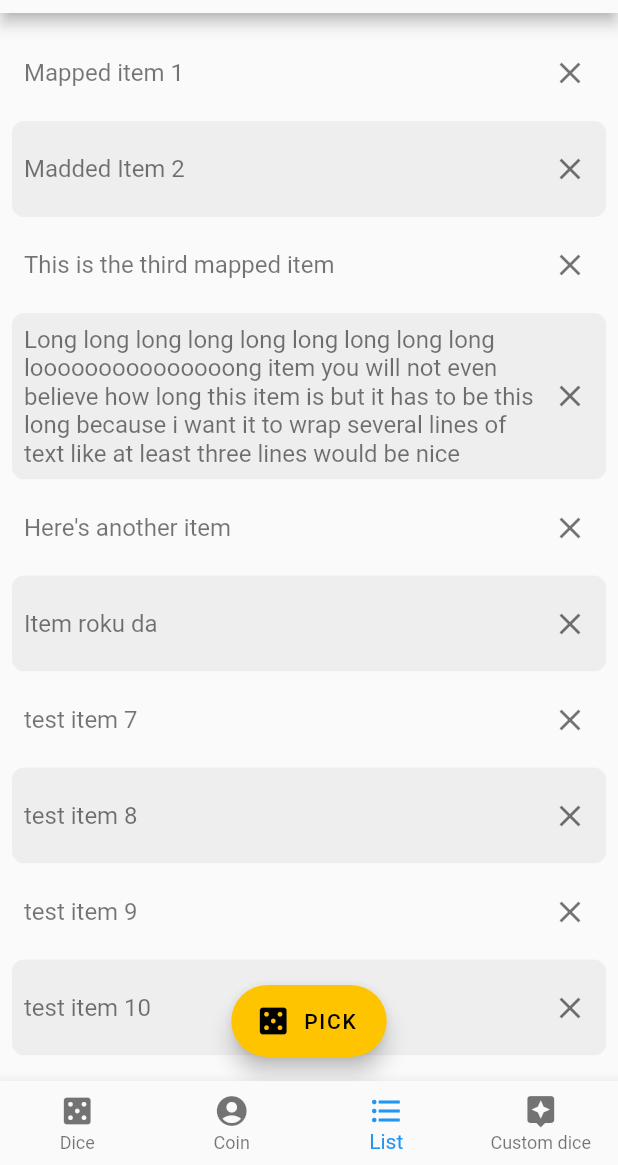
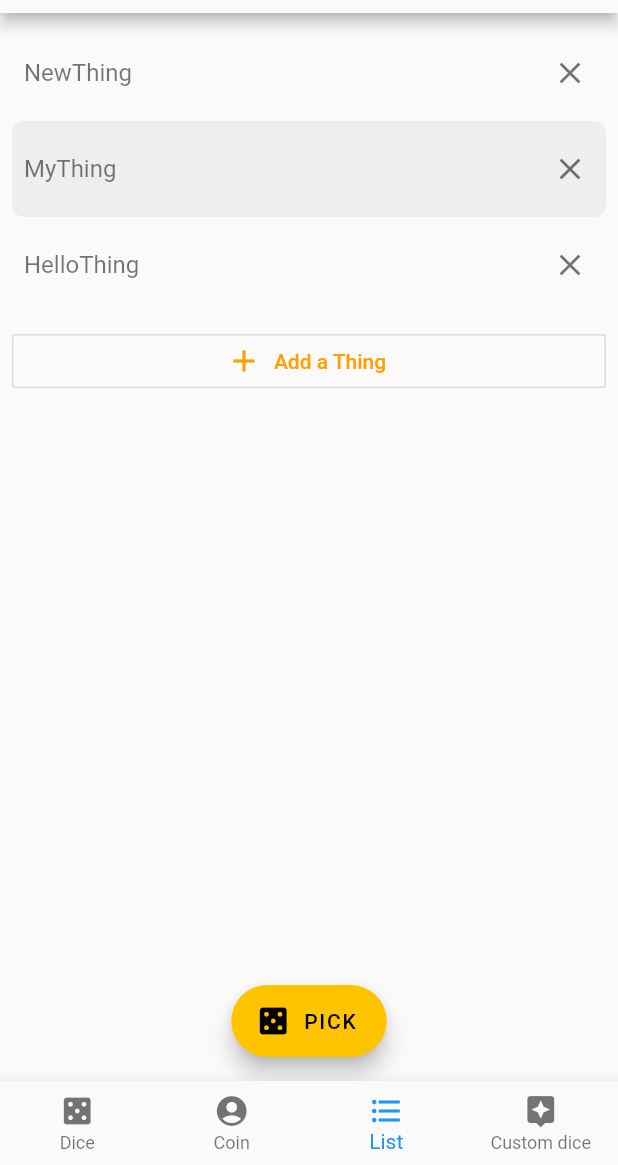
Before and after one commit to piggehperson/flip_flutter, a Flutter app: the screen it shows after launch, item 3 of the bottom bar chosen, on a phone screen of 412 x 824 dp, the part 71-1236 px from its top. Run offline on Flutter 3.47's test engine with Material 2 defaults, Android fonts, the phone set to English and light mode, and no system bars; our stand-ins replace shared_preferences.

Commit message:
Made a new default items list

```diff
--- a/lib/main.dart
+++ b/lib/main.dart
@@ -253,21 +253,10 @@ class _ListPageState extends State<ListPage> {
 
   void initList(){
     itemsList = [
-      "Mapped item 1",
-      "Madded Item 2",
-      "This is the third mapped item",
-      "Long long long long long long long long long looooooooooooooong item you will not even believe how long this item is but it has to be this long because i want it to wrap several lines of text like at least three lines would be nice",
-      "Here's another item",
-      "Item roku da",
-      "test item 7",
-      "test item 8",
-      "test item 9",
-      "test item 10",
-      "test item 11",
-      "test item 12",
-      "test item 13",
-      "test item 14",
-      "if you see this item, something went wrong"
+      "NewThing",
+      "MyThing",
+      "HelloThing",
+      "if you see this text, something went wrong"
     ];
   }
 
@@ -437,6 +426,7 @@ class _ListItemState extends State<ListItem> {
             icon: const Icon(Icons.add),
             label: const Text("Add a Thing"),
             textColor: Theme.of(context).primaryColor,
+            highlightElevation: 0.0,
           )
         )
             : new Material( //This is a normal list item
```
